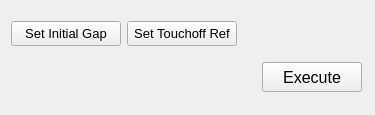
Before: the Qt Designer form src/ECM_gui/touchoff_dialog/widget_front_panel_touchoff.ui in dmherrington/ECM-Control-System, drawn with Qt 5.
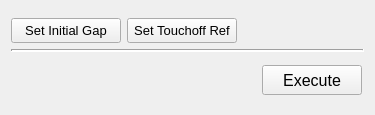
After: the same form once the commit is applied. Custom widgets are drawn as their Qt base class.

```diff
--- a/src/ECM_gui/touchoff_dialog/widget_front_panel_touchoff.ui
+++ b/src/ECM_gui/touchoff_dialog/widget_front_panel_touchoff.ui
@@ -111,6 +111,16 @@
        </item>
       </layout>
      </item>
+     <item>
+      <widget class="Line" name="line">
+       <property name="lineWidth">
+        <number>2</number>
+       </property>
+       <property name="orientation">
+        <enum>Qt::Horizontal</enum>
+       </property>
+      </widget>
+     </item>
      <item>
       <layout class="QVBoxLayout" name="verticalLayout_Values">
        <property name="spacing">
```
